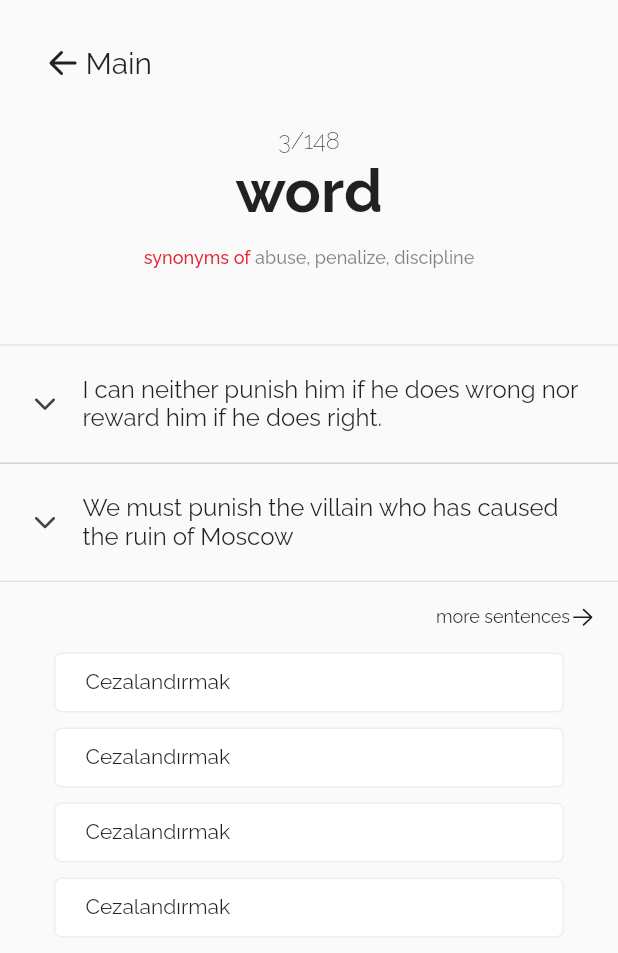
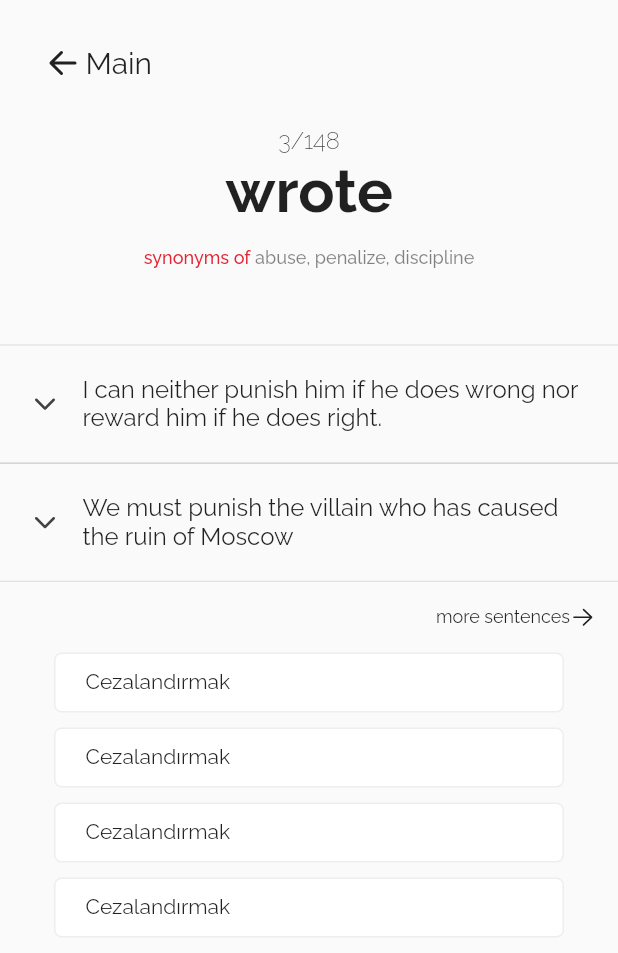
Before and after one commit to Sivellexfc/vocab_app_example_v1, a Flutter app: the screen it shows after launch, on a phone screen of 412 x 824 dp. Shown: the top 953 px of the screen. Run offline on Flutter 3.47's test engine with Material 2 defaults, Android fonts, the phone set to English and light mode, and no system bars; our stand-ins replace fluentui_icons, gap, google_fonts, shared_preferences.

```diff
--- a/lib/panels/vocabulary_page.dart
+++ b/lib/panels/vocabulary_page.dart
@@ -1,10 +1,11 @@
-import 'package:expandable_tree_menu/expandable_tree_menu.dart';
-//import 'package:fluent_ui/fluent_ui.dart';
+import 'dart:math';
+
 import 'package:fluentui_icons/fluentui_icons.dart';
 import 'package:flutter/cupertino.dart';
 import 'package:flutter/material.dart';
 import 'package:gap/gap.dart';
 import 'package:google_fonts/google_fonts.dart';
+import 'package:mainpagedeneme/preferences/shared_preferences.dart';
 
 class vocabularyPage extends StatefulWidget {
   const vocabularyPage({Key? key}) : super(key: key);
@@ -14,7 +15,10 @@ class vocabularyPage extends StatefulWidget {
 }
 
 class _vocabularyPageState extends State<vocabularyPage> {
-  Set<String> words = {
+  var currentWords;
+  int stage = 0;
+
+  var words = {
     'word',
     'receive',
     'row',
@@ -35,7 +39,6 @@ class _vocabularyPageState extends State<vocabularyPage> {
     'break',
     'lady'
   };
-
   var keys = {
     'word': 'kelime',
     'word': 'kelime',
@@ -88,6 +91,17 @@ class _vocabularyPageState extends State<vocabularyPage> {
     });
   }
 
+  @override
+  void initState() {
+    // TODO: implement initState
+    var options = new List.filled(4, null, growable: false);
+    var random = Random();
+    for (var i = 0; i <= 20; i++) {
+      print('random sayı : ' + random.nextInt(4).toString());
+    }
+    super.initState();
+  }
+
   void changeSentences_second() {
     setState(() {
       if (!statement_second) {
@@ -126,7 +140,7 @@ class _vocabularyPageState extends State<vocabularyPage> {
                     fontSize: 16, fontWeight: FontWeight.w200),
               ),
               Text(
-                'word',
+                words.elementAt(11),
                 style: GoogleFonts.raleway(
                     fontSize: 40, fontWeight: FontWeight.w700),
               ),
@@ -275,7 +289,9 @@ class _vocabularyPageState extends State<vocabularyPage> {
                 ),
               ),
               Gap(10),
-              Container(
+              InkWell(
+                onTap: () {},
+                child: Container(
                   height: 40,
                   width: 340,
                   padding: EdgeInsets.symmetric(vertical: 10, horizontal: 20),
@@ -288,6 +304,7 @@ class _vocabularyPageState extends State<vocabularyPage> {
                     style: GoogleFonts.raleway(),
                   ),
                 ),
+              ),
               Gap(10),
             ],
           ) // options
--- /dev/null
+++ b/lib/preferences/shared_preferences.dart
@@ -0,0 +1,5 @@
+import 'package:shared_preferences/shared_preferences.dart';
+
+_increament() async {
+  SharedPreferences prefs = await SharedPreferences.getInstance();
+}
--- a/pubspec.yaml
+++ b/pubspec.yaml
@@ -39,6 +39,7 @@ dependencies:
   fluent_ui: ^4.0.0
   gap:
   expandable_tree_menu: ^0.1.0-dev.5
+  shared_preferences: ^2.0.15
 
 
 dev_dependencies:
```
Also changed, not shown: pubspec.lock. Lines whose indentation alone changed are shown as unchanged.
